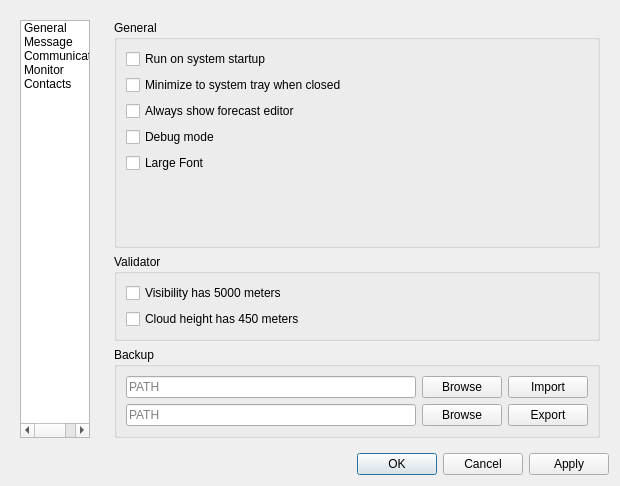
First picture: the form in tafor/components/ui/setting.ui, repository up1and/tafor, before the edit.
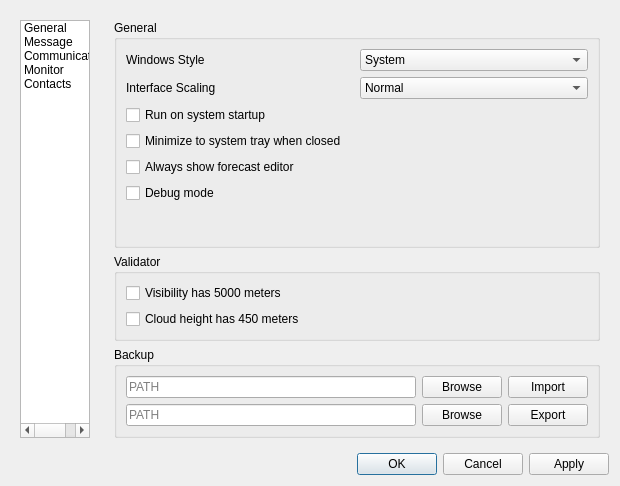
Second picture: the form after the edit. The open tabs and pages were chosen to show the change.

The edit to the form file:
```diff
--- a/tafor/components/ui/setting.ui
+++ b/tafor/components/ui/setting.ui
@@ -79,42 +79,7 @@
             <string>General</string>
            </property>
            <layout class="QGridLayout" name="gridLayout_9">
-            <item row="0" column="0">
-             <widget class="QCheckBox" name="runOnStart">
-              <property name="text">
-               <string>Run on system startup</string>
-              </property>
-             </widget>
-            </item>
-            <item row="2" column="0">
-             <widget class="QCheckBox" name="alwaysShowEditor">
-              <property name="text">
-               <string>Always show forecast editor</string>
-              </property>
-             </widget>
-            </item>
-            <item row="1" column="0">
-             <widget class="QCheckBox" name="closeToMinimize">
-              <property name="text">
-               <string>Minimize to system tray when closed</string>
-              </property>
-             </widget>
-            </item>
-            <item row="3" column="0">
-             <widget class="QCheckBox" name="debugMode">
-              <property name="text">
-               <string>Debug mode</string>
-              </property>
-             </widget>
-            </item>
-            <item row="4" column="0">
-             <widget class="QCheckBox" name="largeFont">
-              <property name="text">
-               <string>Large Font</string>
-              </property>
-             </widget>
-            </item>
-            <item row="8" column="0">
+            <item row="10" column="0">
              <spacer name="verticalSpacer">
               <property name="orientation">
                <enum>Qt::Vertical</enum>
@@ -127,6 +92,81 @@
               </property>
              </spacer>
             </item>
+            <item row="3" column="0">
+             <widget class="QCheckBox" name="runOnStart">
+              <property name="text">
+               <string>Run on system startup</string>
+              </property>
+             </widget>
+            </item>
+            <item row="6" column="0">
+             <widget class="QCheckBox" name="debugMode">
+              <property name="text">
+               <string>Debug mode</string>
+              </property>
+             </widget>
+            </item>
+            <item row="5" column="0">
+             <widget class="QCheckBox" name="alwaysShowEditor">
+              <property name="text">
+               <string>Always show forecast editor</string>
+              </property>
+             </widget>
+            </item>
+            <item row="4" column="0">
+             <widget class="QCheckBox" name="closeToMinimize">
+              <property name="text">
+               <string>Minimize to system tray when closed</string>
+              </property>
+             </widget>
+            </item>
+            <item row="1" column="0">
+             <widget class="QLabel" name="interfaceScalingLabel">
+              <property name="text">
+               <string>Interface Scaling</string>
+              </property>
+             </widget>
+            </item>
+            <item row="1" column="1">
+             <widget class="QComboBox" name="interfaceScaling">
+              <item>
+               <property name="text">
+                <string>Normal</string>
+               </property>
+              </item>
+              <item>
+               <property name="text">
+                <string>Large</string>
+               </property>
+              </item>
+              <item>
+               <property name="text">
+                <string>Largest</string>
+               </property>
+              </item>
+             </widget>
+            </item>
+            <item row="0" column="0">
+             <widget class="QLabel" name="windowsStyleLabel">
+              <property name="text">
+               <string>Windows Style</string>
+              </property>
+             </widget>
+            </item>
+            <item row="0" column="1">
+             <widget class="QComboBox" name="windowsStyle">
+              <item>
+               <property name="text">
+                <string notr="true">System</string>
+               </property>
+              </item>
+              <item>
+               <property name="text">
+                <string notr="true">Fusion</string>
+               </property>
+              </item>
+             </widget>
+            </item>
            </layout>
           </widget>
          </item>
```
Left out of the diff: 2 changed lines with no effect on the pictures.
